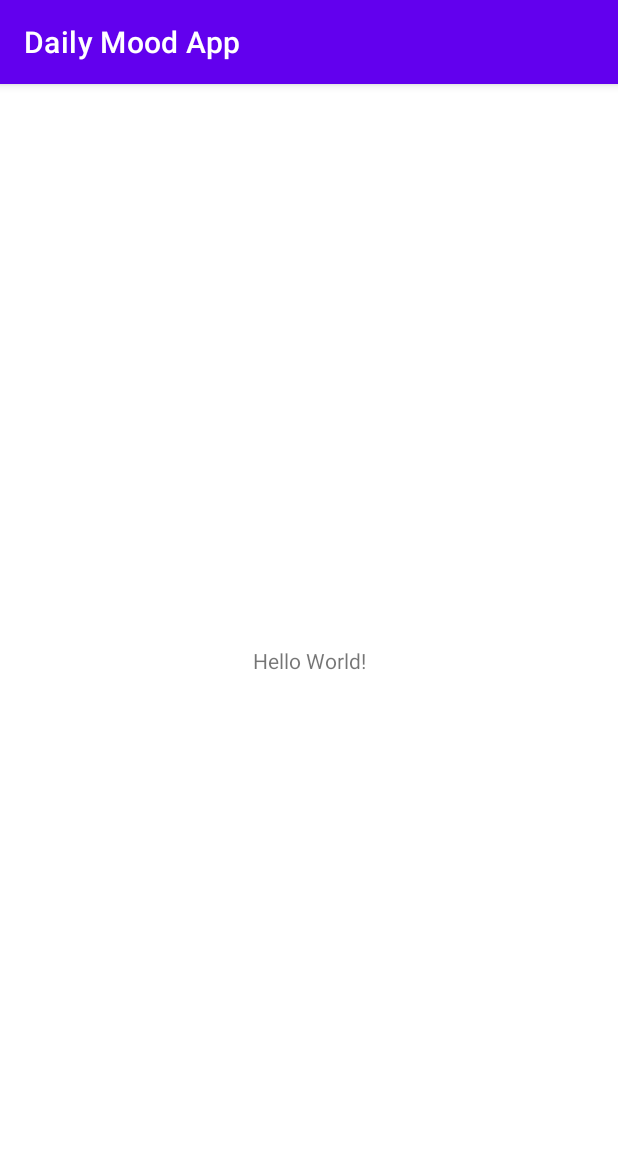
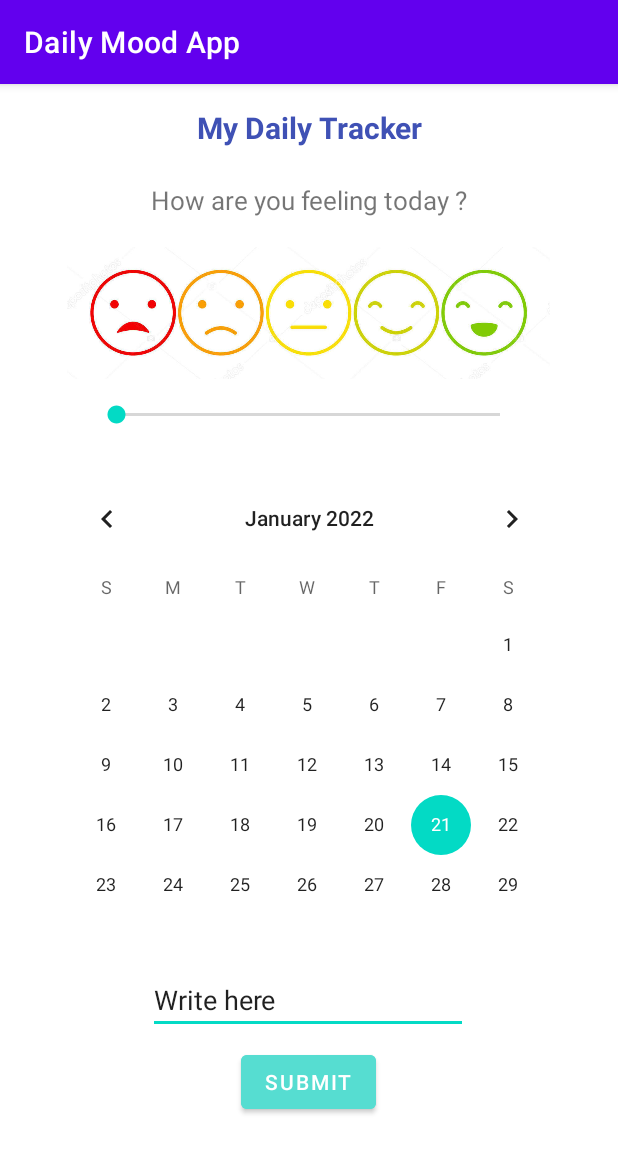
Before and after one commit to Eleazer-Afotey/Daily-Mood-App, an Android app: the screen it shows after launch (MainActivity), on a phone screen of 412 x 824 dp. Shown: the top 1153 px of the screen. Run offline under Robolectric (Android 15) with nearby library versions, the phone set to English and light mode, and no system bars.

Commit message:
added all files and completed the project

```diff
--- a/app/src/main/res/layout/activity_main.xml
+++ b/app/src/main/res/layout/activity_main.xml
@@ -1,18 +1,118 @@
 <?xml version="1.0" encoding="utf-8"?>
-<androidx.constraintlayout.widget.ConstraintLayout xmlns:android="http://schemas.android.com/apk/res/android"
+<ScrollView xmlns:android="http://schemas.android.com/apk/res/android"
     xmlns:app="http://schemas.android.com/apk/res-auto"
     xmlns:tools="http://schemas.android.com/tools"
     android:layout_width="match_parent"
+    android:layout_height="match_parent">
+
+
+    <androidx.constraintlayout.widget.ConstraintLayout
+        android:layout_width="match_parent"
         android:layout_height="match_parent"
+        android:scrollbars="vertical"
         tools:context=".MainActivity">
 
+
         <TextView
+            android:id="@+id/textView"
+            android:layout_width="161dp"
+            android:layout_height="26dp"
+            android:layout_marginStart="15dp"
+            android:layout_marginTop="15dp"
+            android:layout_marginEnd="15dp"
+            android:text="My Daily Tracker"
+            android:textAlignment="center"
+            android:textColor="#3F51B5"
+            android:textSize="20dp"
+            android:textStyle="bold"
+            app:layout_constraintEnd_toEndOf="parent"
+            app:layout_constraintStart_toStartOf="parent"
+            app:layout_constraintTop_toTopOf="parent" />
+
+        <TextView
+            android:id="@+id/textView2"
+            android:layout_width="260dp"
+            android:layout_height="31dp"
+            android:layout_marginStart="15dp"
+            android:layout_marginTop="24dp"
+            android:layout_marginEnd="15dp"
+            android:text="How are you feeling today ?"
+            android:textAlignment="center"
+            android:textSize="17dp"
+            app:layout_constraintEnd_toEndOf="parent"
+            app:layout_constraintHorizontal_bias="0.495"
+            app:layout_constraintStart_toStartOf="parent"
+            app:layout_constraintTop_toBottomOf="@+id/textView" />
+
+        <ImageView
+            android:id="@+id/imageView2"
+            android:layout_width="334dp"
+            android:layout_height="88dp"
+            android:layout_marginStart="15dp"
+            android:layout_marginTop="12dp"
+            android:layout_marginEnd="15dp"
+            app:layout_constraintEnd_toEndOf="parent"
+            app:layout_constraintHorizontal_bias="0.489"
+            app:layout_constraintStart_toStartOf="parent"
+            app:layout_constraintTop_toBottomOf="@+id/textView2"
+            app:srcCompat="@drawable/emojis" />
+
+        <SeekBar
+            android:id="@+id/seekBar"
+            android:layout_width="288dp"
+            android:layout_height="23dp"
+            android:layout_marginStart="15dp"
+            android:layout_marginTop="12dp"
+            android:layout_marginEnd="15dp"
+            app:layout_constraintEnd_toEndOf="parent"
+            app:layout_constraintHorizontal_bias="0.494"
+            app:layout_constraintStart_toStartOf="parent"
+            app:layout_constraintTop_toBottomOf="@+id/imageView2" />
+
+        <CalendarView
+            android:id="@+id/calendarView"
+            android:layout_width="355dp"
+            android:layout_height="300dp"
+            android:layout_marginStart="15dp"
+            android:layout_marginTop="24dp"
+            android:layout_marginEnd="15dp"
+            android:backgroundTint="#FFFFFF"
+            app:layout_constraintEnd_toEndOf="parent"
+            app:layout_constraintStart_toStartOf="parent"
+            app:layout_constraintTop_toBottomOf="@+id/seekBar" />
+
+        <Button
+            android:id="@+id/button"
             android:layout_width="wrap_content"
             android:layout_height="wrap_content"
-        android:text="Hello World!"
+            android:layout_marginStart="15dp"
+            android:layout_marginTop="8dp"
+            android:layout_marginEnd="15dp"
+            android:layout_marginBottom="10dp"
+            android:backgroundTint="#56DDD1"
+            android:text="Submit"
             app:layout_constraintBottom_toBottomOf="parent"
-        app:layout_constraintLeft_toLeftOf="parent"
-        app:layout_constraintRight_toRightOf="parent"
-        app:layout_constraintTop_toTopOf="parent" />
+            app:layout_constraintEnd_toEndOf="parent"
+            app:layout_constraintHorizontal_bias="0.498"
+            app:layout_constraintStart_toStartOf="parent"
+            app:layout_constraintTop_toBottomOf="@+id/editTextTextPersonName"
+            app:layout_constraintVertical_bias="1.0" />
+
+        <EditText
+            android:id="@+id/editTextTextPersonName"
+            android:layout_width="wrap_content"
+            android:layout_height="wrap_content"
+            android:layout_marginStart="15dp"
+            android:layout_marginTop="32dp"
+            android:layout_marginEnd="15dp"
+            android:ems="10"
+            android:inputType="textPersonName"
+            android:scrollbars="horizontal|vertical"
+            android:text="Write here"
+            app:layout_constraintEnd_toEndOf="parent"
+            app:layout_constraintHorizontal_bias="0.497"
+            app:layout_constraintStart_toStartOf="parent"
+            app:layout_constraintTop_toBottomOf="@+id/calendarView" />
 
     </androidx.constraintlayout.widget.ConstraintLayout>
+</ScrollView>
```
Also changed, not shown: app/src/main/res/drawable-v24/emojis.jpg (added), app/src/main/res/drawable-v24/emotions.jpg (added). Lines whose indentation alone changed are shown as unchanged.
